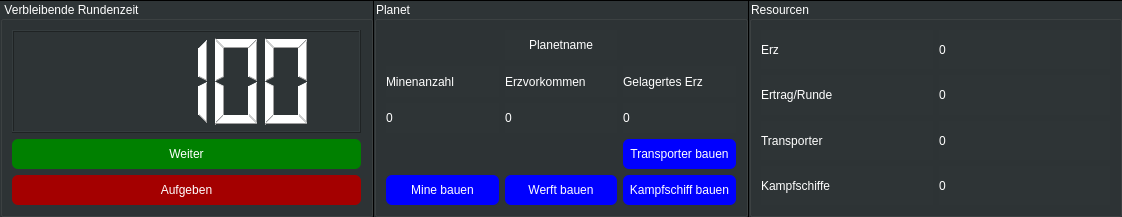
hegerdes/GalaxyFight, file view/infobar.ui: the form before one commit.
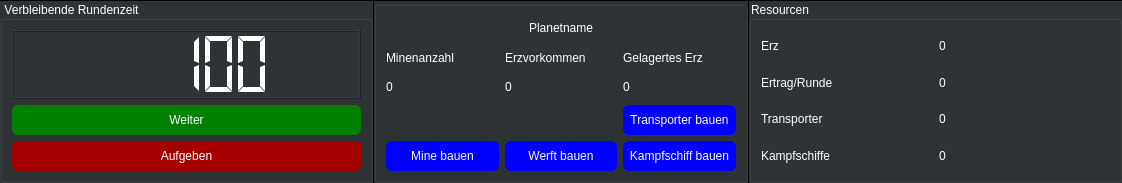
The form after the commit.

```diff
--- a/view/infobar.ui
+++ b/view/infobar.ui
@@ -7,7 +7,7 @@
     <x>0</x>
     <y>0</y>
     <width>1122</width>
-    <height>217</height>
+    <height>183</height>
    </rect>
   </property>
   <property name="windowTitle">
@@ -68,6 +68,12 @@
          <layout class="QVBoxLayout" name="verticalLayout">
           <item>
            <widget class="QLCDNumber" name="timer">
+            <property name="smallDecimalPoint">
+             <bool>false</bool>
+            </property>
+            <property name="segmentStyle">
+             <enum>QLCDNumber::Flat</enum>
+            </property>
             <property name="intValue" stdset="0">
              <number>100</number>
             </property>
@@ -140,7 +146,7 @@
 border-color: black;</string>
        </property>
        <property name="title">
-        <string>Planet</string>
+        <string/>
        </property>
        <layout class="QGridLayout" name="gridLayout_5">
         <item row="1" column="0">
```
